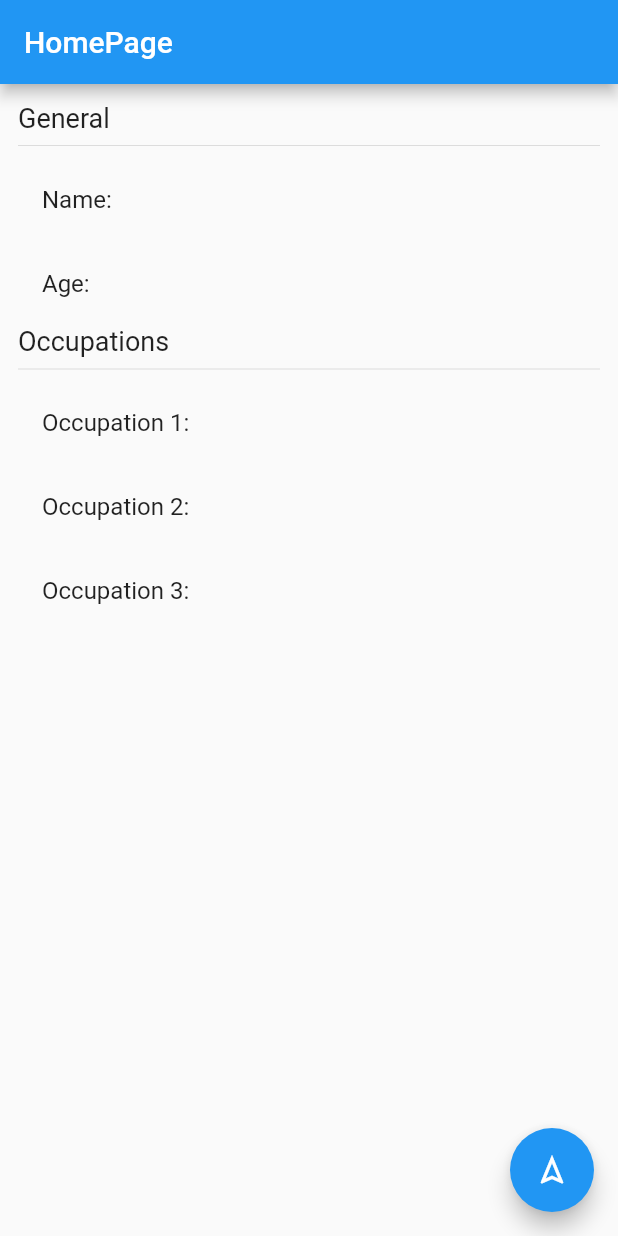
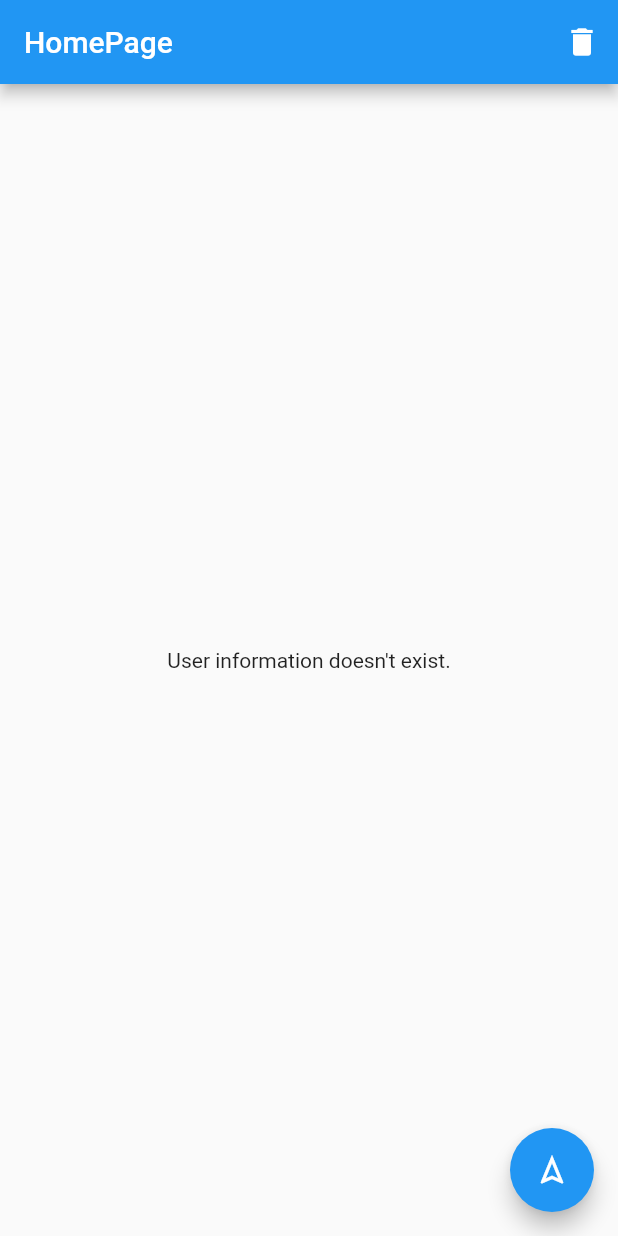
Before and after one commit to paulmrg-461/FlutterStates, a Flutter app: the screen it shows after launch, on a phone screen of 412 x 824 dp. Run offline on Flutter 3.47's test engine with Material 2 defaults, Android fonts, the phone set to English and light mode, and no system bars; our stand-ins replace flutter_bloc.

Commit message:
Feat: Cubits: Final App

```diff
--- /dev/null
+++ b/lib/bloc/user/user_cubit.dart
@@ -0,0 +1,29 @@
+import 'package:meta/meta.dart';
+import 'package:flutter_bloc/flutter_bloc.dart';
+import 'package:states/models/user.dart';
+part 'user_state.dart';
+
+class UserCubit extends Cubit<UserState> {
+  UserCubit() : super(UserInitial());
+
+  void selectUser(User user) => emit(SelectedUser(user));
+
+  void changeAge(int age) {
+    final currentState = state;
+    if (currentState is SelectedUser) {
+      final newUser = currentState.user.copyWith(age: age);
+      emit(SelectedUser(newUser));
+    }
+  }
+
+  void addOccupation(String occupation) {
+    final currentState = state;
+    if (currentState is SelectedUser) {
+      final newOccupations = [...currentState.user.occupations!, occupation];
+      final newUser = currentState.user.copyWith(occupations: newOccupations);
+      emit(SelectedUser(newUser));
+    }
+  }
+
+  void deletUser() => emit(UserInitial());
+}
--- /dev/null
+++ b/lib/bloc/user/user_state.dart
@@ -0,0 +1,18 @@
+part of 'user_cubit.dart';
+
+@immutable
+abstract class UserState {}
+
+class UserInitial extends UserState {
+  final existUser = false;
+
+  @override
+  String toString() => 'InitialUser: ExistUser: False';
+}
+
+class SelectedUser extends UserState {
+  final existUser = true;
+  final User user;
+
+  SelectedUser(this.user);
+}
--- a/lib/main.dart
+++ b/lib/main.dart
@@ -1,4 +1,6 @@
 import 'package:flutter/material.dart';
+import 'package:flutter_bloc/flutter_bloc.dart';
+import 'package:states/bloc/user/user_cubit.dart';
 import 'package:states/pages/home_page.dart';
 import 'package:states/pages/other_page.dart';
 
@@ -7,11 +9,21 @@ void main() => runApp(MyApp());
 class MyApp extends StatelessWidget {
   @override
   Widget build(BuildContext context) {
-    return MaterialApp(
-      debugShowCheckedModeBanner: false,
-      title: 'Material App',
-      initialRoute: 'home',
-      routes: {'home': (_) => HomePage(), 'other': (_) => OtherPage()},
+    return MultiBlocProvider(
+      providers: [
+        BlocProvider(
+          create: (_) => UserCubit(),
+        )
+      ],
+      child: MaterialApp(
+        debugShowCheckedModeBanner: false,
+        title: 'Material App',
+        initialRoute: 'home',
+        routes: {
+          'home': (_) => const HomePage(),
+          'other': (_) => const OtherPage()
+        },
+      ),
     );
   }
 }
--- a/lib/models/user.dart
+++ b/lib/models/user.dart
@@ -1,7 +1,17 @@
 class User {
-  String? name;
-  int? age;
-  List<String>? occupations;
+  final String? name;
+  final int? age;
+  final List<String>? occupations;
 
   User({this.name, this.age, this.occupations});
+
+  copyWith({
+    String? name,
+    int? age,
+    List<String>? occupations,
+  }) =>
+      User(
+          name: name ?? this.name,
+          age: age ?? this.age,
+          occupations: occupations ?? this.occupations);
 }
--- a/lib/pages/home_page.dart
+++ b/lib/pages/home_page.dart
@@ -1,14 +1,23 @@
 import 'package:flutter/material.dart';
+import 'package:flutter_bloc/flutter_bloc.dart';
+import 'package:states/bloc/user/user_cubit.dart';
+import 'package:states/models/user.dart';
 
 class HomePage extends StatelessWidget {
   const HomePage({Key? key}) : super(key: key);
   @override
   Widget build(BuildContext context) {
+    final userCubit = context.read<UserCubit>();
     return Scaffold(
       appBar: AppBar(
         title: const Text('HomePage'),
+        actions: [
+          IconButton(
+              onPressed: () => userCubit.deletUser(),
+              icon: const Icon(Icons.delete))
+        ],
       ),
-      body: UserInfo(),
+      body: const ScaffoldBody(),
       floatingActionButton: FloatingActionButton(
           child: const Icon(Icons.navigation_outlined),
           onPressed: () => Navigator.pushNamed(context, 'other')),
@@ -16,9 +25,39 @@ class HomePage extends StatelessWidget {
   }
 }
 
+class ScaffoldBody extends StatelessWidget {
+  const ScaffoldBody({
+    Key? key,
+  }) : super(key: key);
+
+  @override
+  Widget build(BuildContext context) {
+    return BlocBuilder<UserCubit, UserState>(builder: (_, state) {
+      switch (state.runtimeType) {
+        case UserInitial:
+          return const Center(child: Text('User information doesn\'t exist.'));
+        case SelectedUser:
+          return UserInfo(user: (state as SelectedUser).user);
+        default:
+          return const Text('State Error');
+      }
+      // if (state is UserInitial) {
+      //   return const Center(child: Text('User information doesn\'t exist.'));
+      // } else if (state is SelectedUser) {
+      //   return UserInfo(user: state.user);
+      // } else {
+      //   return const Text('State Error');
+      // }
+    });
+  }
+}
+
 class UserInfo extends StatelessWidget {
+  final User? user;
+
   const UserInfo({
     Key? key,
+    this.user,
   }) : super(key: key);
 
   @override
@@ -30,31 +69,25 @@ class UserInfo extends StatelessWidget {
       child: Column(
         crossAxisAlignment: CrossAxisAlignment.start,
         children: [
-          Text(
+          const Text(
             'General',
             style: TextStyle(fontSize: 18),
           ),
-          Divider(),
+          const Divider(),
           ListTile(
-            title: Text('Name: '),
+            title: Text(user!.name!),
           ),
           ListTile(
-            title: Text('Age: '),
+            title: Text('${user!.age!}'),
           ),
-          Text(
+          const Text(
             'Occupations',
             style: TextStyle(fontSize: 18),
           ),
-          Divider(),
-          ListTile(
-            title: Text('Occupation 1: '),
-          ),
-          ListTile(
-            title: Text('Occupation 2: '),
-          ),
-          ListTile(
-            title: Text('Occupation 3: '),
-          ),
+          const Divider(),
+          ...user!.occupations!
+              .map((occupation) => ListTile(title: Text(occupation)))
+              .toList(),
         ],
       ),
     );
--- a/lib/pages/other_page.dart
+++ b/lib/pages/other_page.dart
@@ -1,9 +1,13 @@
 import 'package:flutter/material.dart';
+import 'package:flutter_bloc/flutter_bloc.dart';
+import 'package:states/bloc/user/user_cubit.dart';
+import 'package:states/models/user.dart';
 
 class OtherPage extends StatelessWidget {
   const OtherPage({Key? key}) : super(key: key);
   @override
   Widget build(BuildContext context) {
+    final userCubit = context.read<UserCubit>();
     return Scaffold(
       appBar: AppBar(
         title: const Text('OtherPage'),
@@ -12,10 +16,24 @@ class OtherPage extends StatelessWidget {
         child: Column(
           mainAxisAlignment: MainAxisAlignment.center,
           children: [
-            ElevatedButton(onPressed: () {}, child: const Text('SET USER')),
-            ElevatedButton(onPressed: () {}, child: const Text('CHANGE AGE')),
             ElevatedButton(
-                onPressed: () {}, child: const Text('ADD OCCUPATION')),
+                onPressed: () {
+                  final User user = User(
+                      name: 'Paul Realpe',
+                      age: 25,
+                      occupations: [
+                        'Flutter Mobile Developer',
+                        'Fullstack Junior Developer'
+                      ]);
+                  userCubit.selectUser(user);
+                },
+                child: const Text('SET USER')),
+            ElevatedButton(
+                onPressed: () => userCubit.changeAge(22),
+                child: const Text('CHANGE AGE')),
+            ElevatedButton(
+                onPressed: () => userCubit.addOccupation('iOS Developer'),
+                child: const Text('ADD OCCUPATION')),
           ],
         ),
       ),
--- a/pubspec.yaml
+++ b/pubspec.yaml
@@ -30,10 +30,8 @@ dependencies:
   flutter:
     sdk: flutter
 
-
-  # The following adds the Cupertino Icons font to your application.
-  # Use with the CupertinoIcons class for iOS style icons.
   cupertino_icons: ^1.0.2
+  flutter_bloc: ^7.0.1
 
 dev_dependencies:
   flutter_test:
```
Also changed, not shown: pubspec.lock.
